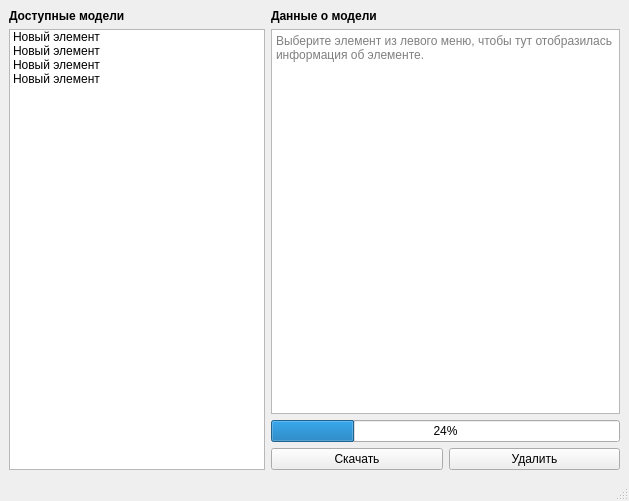
Before: the Qt Designer form ui/model_management.ui in dalbsyn/cursovoi-project-1, drawn with Qt 5.
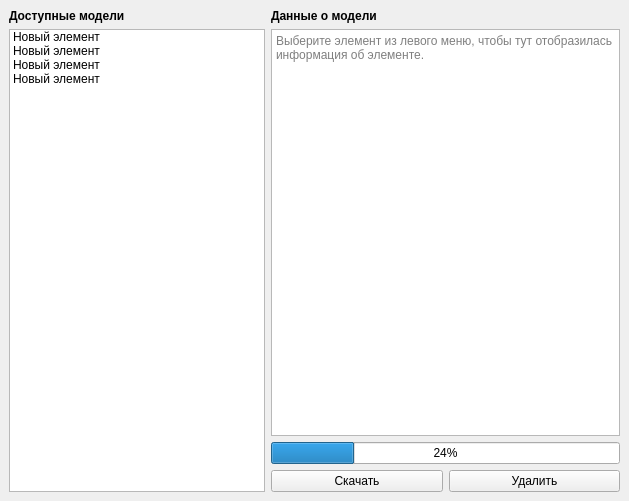
After: the same form once the commit is applied.

Commit message: Исправление интерфейса. - Общее: убраны статус-бары (нет причин для их наличия), исправлен   порядок переключения.

The edit to the form file:
```diff
--- a/ui/model_management.ui
+++ b/ui/model_management.ui
@@ -108,7 +108,6 @@
     </item>
    </layout>
   </widget>
-  <widget class="QStatusBar" name="statusbar"/>
  </widget>
  <resources/>
  <connections/>
```
The commit also changes 2 other files.
